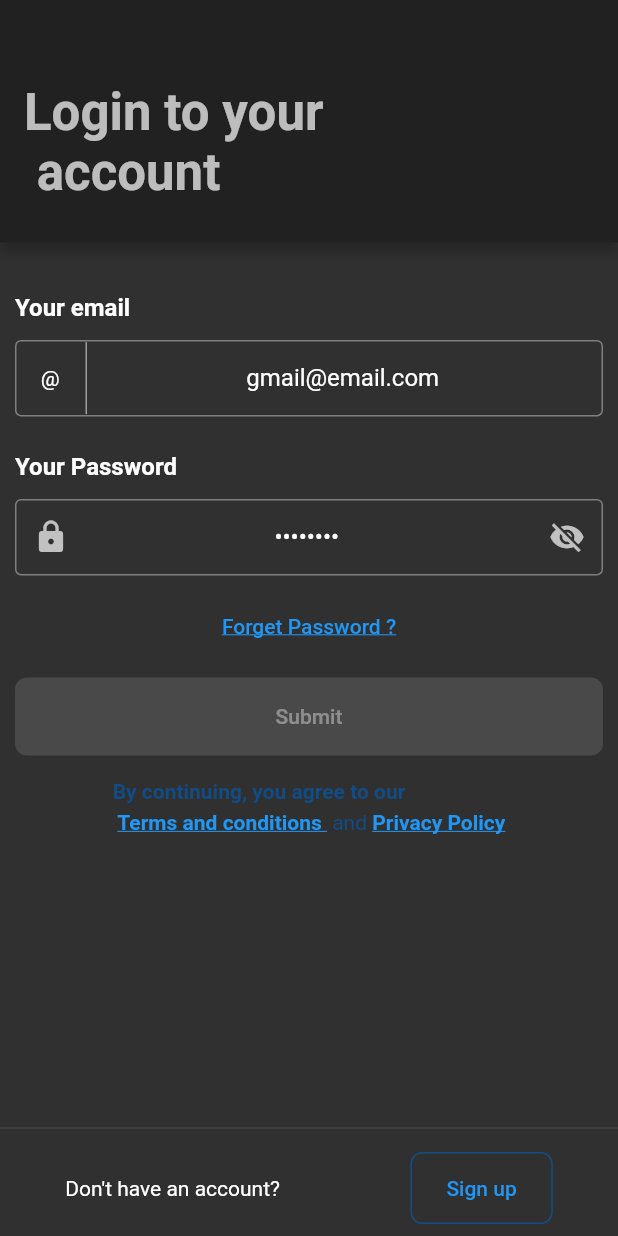
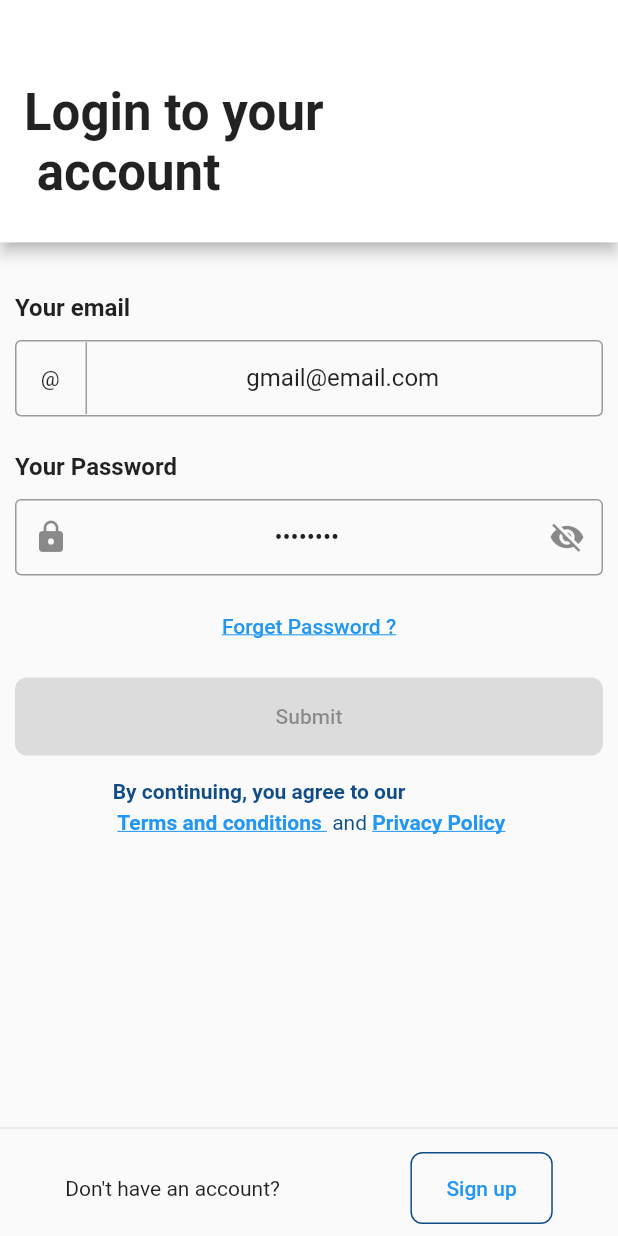
Before and after one commit to mithunadhikari40/todo_bloc, a Flutter app: the screen it shows after launch, on a phone screen of 412 x 824 dp. Run offline on Flutter 3.47's test engine with Material 2 defaults, Android fonts, the phone set to English and light mode, and no system bars; our stand-ins replace rxdart.

```diff
--- a/lib/main.dart
+++ b/lib/main.dart
@@ -11,7 +11,7 @@ class App extends StatelessWidget {
   Widget build(BuildContext context) {
     return MaterialApp(
       title: "Login Bloc",
-      theme: ThemeData.dark(),
+      theme: ThemeData.light(),
       home: Scaffold(
         body: AuthBlocProvider(
           child: LoginScreen(),
--- a/lib/src/widgets/custom_app_bar.dart
+++ b/lib/src/widgets/custom_app_bar.dart
@@ -9,6 +9,7 @@ AppBar buildCustomAppBar(
   return AppBar(
     leading: leading,
     titleSpacing: 0,
+    backgroundColor: whiteColor,
     title: title == null
         ? Container()
         : Text(
@@ -16,7 +17,7 @@ AppBar buildCustomAppBar(
             style: Theme.of(context)
                 .textTheme
                 .button!
-                .copyWith(color: whiteColor, fontSize: 18),
+                .copyWith(fontSize: 18, color: Colors.black),
           ),
     bottom: PreferredSize(
         child: Container(
@@ -38,7 +39,9 @@ AppBar buildCustomAppBar(
                             style: Theme.of(context)
                                 .textTheme
                                 .headline4!
-                                .copyWith(fontWeight: FontWeight.bold),
+                                .copyWith(
+                                    fontWeight: FontWeight.bold,
+                                    color: blackColor87),
                           ),
                         ],
                       ),
--- a/lib/src/widgets/input_phone.dart
+++ b/lib/src/widgets/input_phone.dart
@@ -27,7 +27,7 @@ class InputPhone extends StatelessWidget {
                 builder: (context, AsyncSnapshot<String> snapshot) {
                   return TextField(
                     onChanged: authBloc.changePhone,
-                    keyboardType: TextInputType.emailAddress,
+                    keyboardType: TextInputType.phone,
                     textAlign: TextAlign.center,
                     decoration: InputDecoration(
                         contentPadding:
```
Also changed, not shown: lib/src/api/auth_api.dart (+27 -0 lines), lib/src/blocs/auth_bloc.dart (+10 -0 lines), lib/src/screens/signup_screen.dart (+16 -5 lines).
